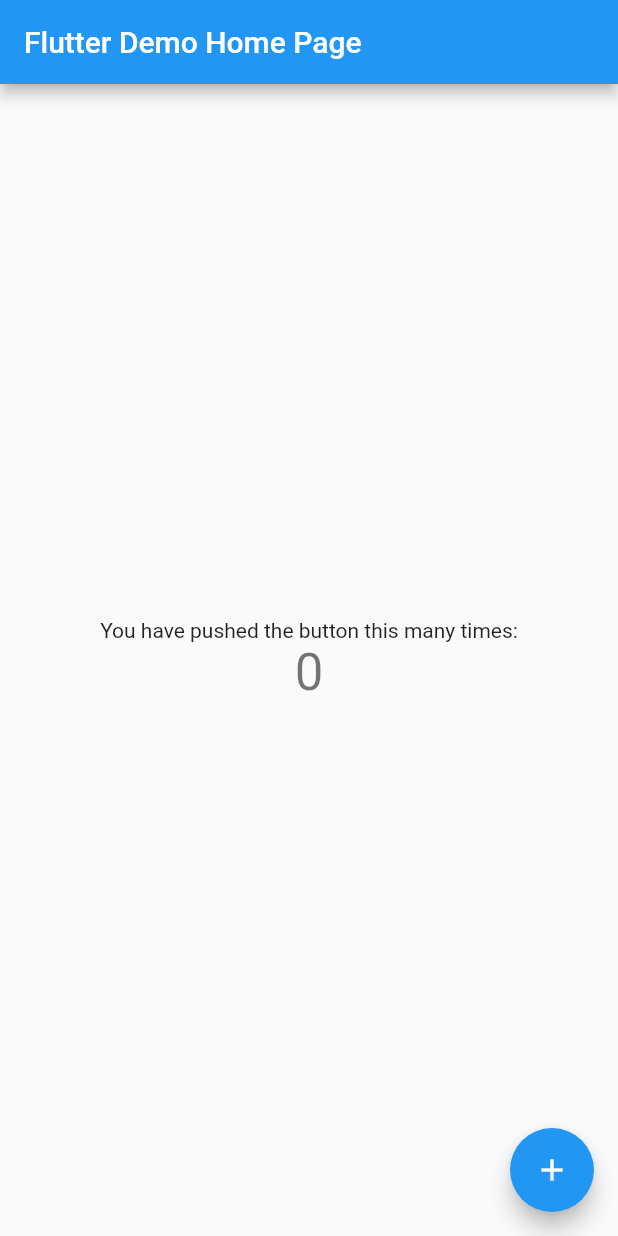
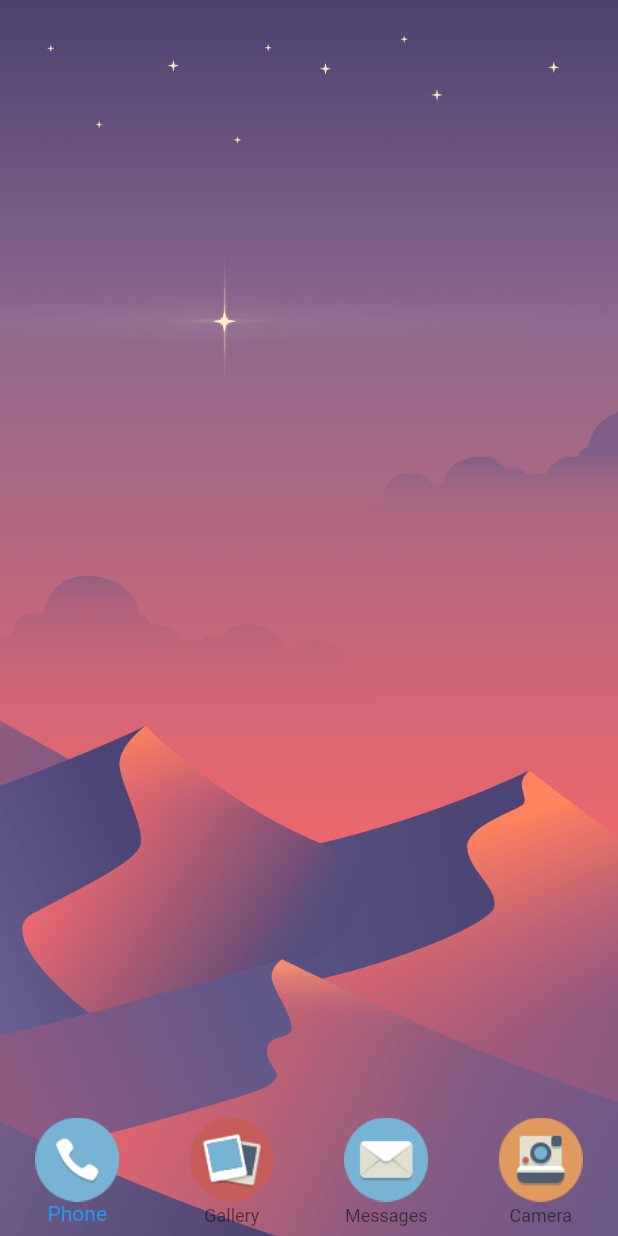
Before and after one commit to sanvijay/toms_phone, a Flutter app: the screen it shows after launch, on a phone screen of 412 x 824 dp. Run offline on Flutter 3.47's test engine with Material 2 defaults, Android fonts, the light colour scheme and no system bars.

Commit message:
Add message pages

```diff
--- a/toms_phone/lib/main.dart
+++ b/toms_phone/lib/main.dart
@@ -1,115 +1,33 @@
 import 'package:flutter/material.dart';
+import 'package:toms_phone/pages/message_screen.dart';
+import 'package:toms_phone/pages/message_chat_screen.dart';
+import 'package:toms_phone/pages/home_screen.dart';
 
-void main() {
-  runApp(const MyApp());
-}
+void main() => runApp(const ChatterApp());
 
-class MyApp extends StatelessWidget {
-  const MyApp({Key? key}) : super(key: key);
+class ChatterApp extends StatelessWidget {
+  const ChatterApp({Key? key}) : super(key: key);
 
-  // This widget is the root of your application.
   @override
   Widget build(BuildContext context) {
     return MaterialApp(
-      title: 'Flutter Demo',
+      debugShowCheckedModeBanner: false,
+      title: "Tom's Phone",
+
       theme: ThemeData(
-        // This is the theme of your application.
-        //
-        // Try running your application with "flutter run". You'll see the
-        // application has a blue toolbar. Then, without quitting the app, try
-        // changing the primarySwatch below to Colors.green and then invoke
-        // "hot reload" (press "r" in the console where you ran "flutter run",
-        // or simply save your changes to "hot reload" in a Flutter IDE).
-        // Notice that the counter didn't reset back to zero; the application
-        // is not restarted.
-        primarySwatch: Colors.blue,
+        textTheme: const TextTheme(
+          bodyText1: TextStyle(
+            fontFamily: 'Poppins',
+          ),
+        ),
       ),
-      home: const MyHomePage(title: 'Flutter Demo Home Page'),
+      // home: ChatterHome(),
+      initialRoute: '/',
+      routes: {
+        '/': (context) => const HomeScreen(),
+        '/messages': (context) => const MessageScreen(),
+        '/message': (context) => const MessageChatScreen(),
+      },
     );
   }
 }
-
-class MyHomePage extends StatefulWidget {
-  const MyHomePage({Key? key, required this.title}) : super(key: key);
-
-  // This widget is the home page of your application. It is stateful, meaning
-  // that it has a State object (defined below) that contains fields that affect
-  // how it looks.
-
-  // This class is the configuration for the state. It holds the values (in this
-  // case the title) provided by the parent (in this case the App widget) and
-  // used by the build method of the State. Fields in a Widget subclass are
-  // always marked "final".
-
-  final String title;
-
-  @override
-  State<MyHomePage> createState() => _MyHomePageState();
-}
-
-class _MyHomePageState extends State<MyHomePage> {
-  int _counter = 0;
-
-  void _incrementCounter() {
-    setState(() {
-      // This call to setState tells the Flutter framework that something has
-      // changed in this State, which causes it to rerun the build method below
-      // so that the display can reflect the updated values. If we changed
-      // _counter without calling setState(), then the build method would not be
-      // called again, and so nothing would appear to happen.
-      _counter++;
-    });
-  }
-
-  @override
-  Widget build(BuildContext context) {
-    // This method is rerun every time setState is called, for instance as done
-    // by the _incrementCounter method above.
-    //
-    // The Flutter framework has been optimized to make rerunning build methods
-    // fast, so that you can just rebuild anything that needs updating rather
-    // than having to individually change instances of widgets.
-    return Scaffold(
-      appBar: AppBar(
-        // Here we take the value from the MyHomePage object that was created by
-        // the App.build method, and use it to set our appbar title.
-        title: Text(widget.title),
-      ),
-      body: Center(
-        // Center is a layout widget. It takes a single child and positions it
-        // in the middle of the parent.
-        child: Column(
-          // Column is also a layout widget. It takes a list of children and
-          // arranges them vertically. By default, it sizes itself to fit its
-          // children horizontally, and tries to be as tall as its parent.
-          //
-          // Invoke "debug painting" (press "p" in the console, choose the
-          // "Toggle Debug Paint" action from the Flutter Inspector in Android
-          // Studio, or the "Toggle Debug Paint" command in Visual Studio Code)
-          // to see the wireframe for each widget.
-          //
-          // Column has various properties to control how it sizes itself and
-          // how it positions its children. Here we use mainAxisAlignment to
-          // center the children vertically; the main axis here is the vertical
-          // axis because Columns are vertical (the cross axis would be
-          // horizontal).
-          mainAxisAlignment: MainAxisAlignment.center,
-          children: <Widget>[
-            const Text(
-              'You have pushed the button this many times:',
-            ),
-            Text(
-              '$_counter',
-              style: Theme.of(context).textTheme.headline4,
-            ),
-          ],
-        ),
-      ),
-      floatingActionButton: FloatingActionButton(
-        onPressed: _incrementCounter,
-        tooltip: 'Increment',
-        child: const Icon(Icons.add),
-      ), // This trailing comma makes auto-formatting nicer for build methods.
-    );
-  }
-}
--- /dev/null
+++ b/toms_phone/lib/pages/home_screen.dart
@@ -0,0 +1,75 @@
+import 'package:flutter/material.dart';
+import 'package:toms_phone/pages/message_screen.dart';
+
+class HomeScreen extends StatelessWidget {
+  const HomeScreen({Key? key}) : super(key: key);
+
+  Route _createRoute(Widget screen) {
+    return PageRouteBuilder(
+      pageBuilder: (context, animation, secondaryAnimation) => screen,
+      transitionsBuilder: (context, animation, secondaryAnimation, child) {
+        return ScaleTransition(
+          alignment: Alignment.bottomRight,
+          scale: Tween<double>(
+            begin: 0.0,
+            end: 1.0,
+          ).animate(
+            CurvedAnimation(
+              parent: animation,
+              curve: Curves.fastOutSlowIn,
+            ),
+          ),
+          child: child,
+        );
+      },
+    );
+  }
+
+  @override
+  Widget build(BuildContext context) {
+    return Container(
+      decoration: const BoxDecoration(
+        image: DecorationImage(
+          image: AssetImage("assets/images/wallpaper.png"), fit: BoxFit.cover,
+        ),
+      ),
+      child: Scaffold(
+        backgroundColor: Colors.transparent,
+        bottomNavigationBar: BottomNavigationBar(
+          elevation: 0,
+          backgroundColor: Colors.transparent,
+          type: BottomNavigationBarType.fixed,
+          currentIndex: 0,
+          items: [
+            BottomNavigationBarItem(icon: Image.asset("assets/images/phone_icon_64.png", width: 56,), label: 'Phone'),
+            BottomNavigationBarItem(icon: Image.asset("assets/images/gallery_icon_64.png", width: 56,), label: 'Gallery'),
+            BottomNavigationBarItem(icon: Image.asset("assets/images/message_icon_64.png", width: 56,), label: 'Messages'),
+            BottomNavigationBarItem(icon: Image.asset("assets/images/camera2_icon_64.png", width: 56,), label: 'Camera'),
+          ],
+          onTap: (index) {
+            switch(index) {
+              case 0: {
+                Navigator.of(context).push(_createRoute(const MessageScreen()));
+              }
+              break;
+              case 1: {
+                Navigator.of(context).push(_createRoute(const MessageScreen()));
+              }
+              break;
+              case 2: {
+                Navigator.of(context).push(_createRoute(const MessageScreen()));
+              }
+              break;
+              case 3: {
+                Navigator.of(context).push(_createRoute(const MessageScreen()));
+              }
+              break;
+              default: {}
+              break;
+            }
+          },
+        ),
+      ),
+    );
+  }
+}
```
Also changed, not shown: toms_phone/lib/constants/constants.dart (added, +21 -0 lines), toms_phone/lib/pages/message_chat_screen.dart (added, +284 -0 lines), toms_phone/lib/pages/message_screen.dart (added, +119 -0 lines), toms_phone/lib/widgets/custom_button.dart (added, +38 -0 lines), toms_phone/pubspec.yaml (+7 -3 lines), toms_phone/assets/images/camera2_icon_512.png (added), toms_phone/assets/images/camera2_icon_64.png (added), toms_phone/assets/images/camera_icon_512.png (added), toms_phone/assets/images/gallery_icon_512.png (added), toms_phone/assets/images/gallery_icon_64.png (added), toms_phone/assets/images/message_icon_512.png (added), toms_phone/assets/images/message_icon_64.png (added), toms_phone/assets/images/phone_icon_512.png (added), toms_phone/assets/images/phone_icon_64.png (added), 2 more files, 1 other file.
